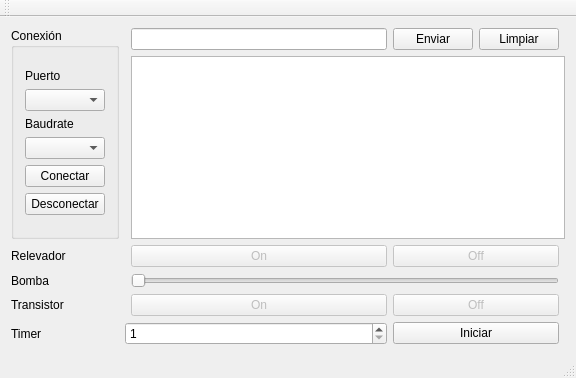
Qt form mainwindow.ui (micheldavalos/Arduino_GUI) before a commit.
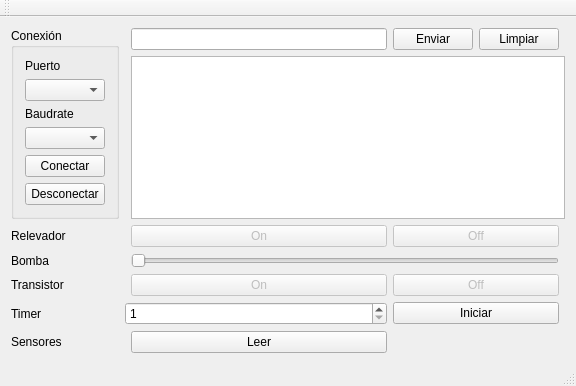
The same form after that commit.

Commit message: agregado el boton para leer sensores

Patch:
```diff
--- a/mainwindow.ui
+++ b/mainwindow.ui
@@ -218,6 +218,20 @@
         </property>
        </widget>
       </item>
+      <item row="6" column="0">
+       <widget class="QLabel" name="label_7">
+        <property name="text">
+         <string>Sensores</string>
+        </property>
+       </widget>
+      </item>
+      <item row="6" column="2">
+       <widget class="QPushButton" name="pushButton_7">
+        <property name="text">
+         <string>Leer</string>
+        </property>
+       </widget>
+      </item>
      </layout>
     </item>
    </layout>
```
Left out of the diff: 14 changed lines with no effect on the pictures. The commit also changes 2 other files.
